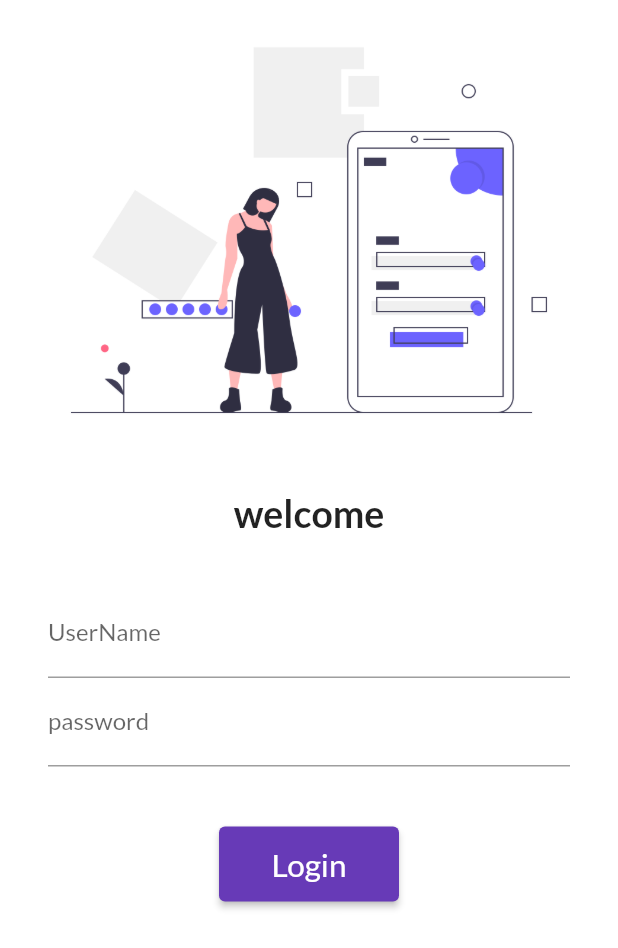
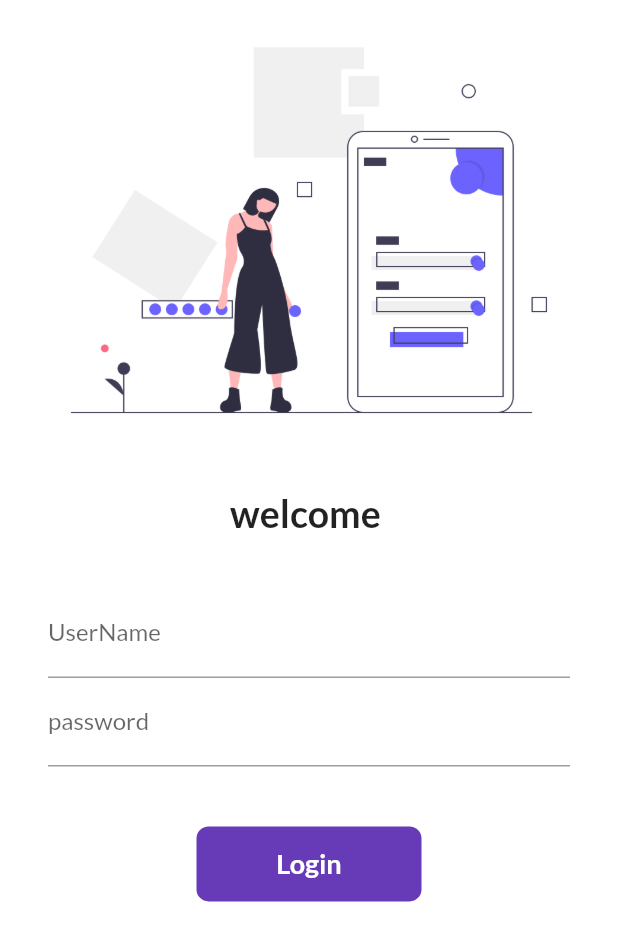
Before and after one commit to sanketkothiya/flutter, a Flutter app: the screen it shows after launch, on a phone screen of 412 x 824 dp. Shown: the top 948 px of the screen. Run offline on Flutter 3.47's test engine with Material 2 defaults, Android fonts, the phone set to English and light mode, and no system bars; our stand-ins replace google_fonts; missing offline and left inert: dart:ffi.

Commit message:
day4 complete we see classful

```diff
--- a/lib/main.dart
+++ b/lib/main.dart
@@ -29,7 +29,7 @@ class MyApp extends StatelessWidget {
       routes: {
         "/": (context) => LoginPage(),
         MyRoutes.homeRoute: (context) => Homepage(),
-        MyRoutes.loginRoute: (context) => LoginPage(),
+        // MyRoutes.loginRoute: (context) => LoginPage(),
         // "/home": (context) => Homepage(),
         // "/login": (context) => LoginPage(),
       },
--- a/lib/pages/login_page.dart
+++ b/lib/pages/login_page.dart
@@ -1,11 +1,19 @@
 import 'dart:ffi';
 
 import 'package:flutter/material.dart';
+import 'package:flutter/services.dart';
 import 'package:flutter_application_1/utils/routes.dart';
 
-class LoginPage extends StatelessWidget {
+class LoginPage extends StatefulWidget {
   // const LoginPage({Key? key}) : super(key: key);
 
+  @override
+  _LoginPageState createState() => _LoginPageState();
+}
+
+class _LoginPageState extends State<LoginPage> {
+  String name = "";
+  bool changeButton = false;
   @override
   Widget build(BuildContext context) {
     return Material(
@@ -18,7 +26,7 @@ class LoginPage extends StatelessWidget {
                 height: 20.0,
               ),
               Text(
-                "welcome",
+                "welcome $name",
                 style: TextStyle(
                   fontSize: 25,
                   fontWeight: FontWeight.bold,
@@ -37,6 +45,10 @@ class LoginPage extends StatelessWidget {
                         hintText: "Enter user Name",
                         labelText: "UserName",
                       ),
+                      onChanged: (value) {
+                        name = value;
+                        setState(() {});
+                      },
                     ),
                     TextFormField(
                       obscureText: true,
@@ -48,16 +60,51 @@ class LoginPage extends StatelessWidget {
                     SizedBox(
                       height: 40.0,
                     ),
-                    ElevatedButton(
-                      child: Text(
-                        'Login',
-                        textScaleFactor: 1.5,
-                      ),
-                      style: TextButton.styleFrom(minimumSize: Size(120, 50)),
-                      onPressed: () {
+                    InkWell(
+                      onTap: () async {
+                        setState(() {
+                          changeButton = true;
+                        });
+                        await Future.delayed(Duration(seconds: 1));
                         Navigator.pushNamed(context, MyRoutes.homeRoute);
                       },
+                      child: AnimatedContainer(
+                        duration: Duration(seconds: 1),
+                        width: changeButton ? 50 : 150,
+                        height: 50,
+                        alignment: Alignment.center,
+                        child: changeButton
+                            ? Icon(
+                                Icons.done,
+                                color: Colors.white,
+                              )
+                            : Text(
+                                "Login",
+                                style: TextStyle(
+                                    color: Colors.white,
+                                    fontWeight: FontWeight.bold,
+                                    fontSize: 18),
+                              ),
+                        decoration: BoxDecoration(
+                          color: Colors.deepPurple,
+                          // shape: changeButton
+                          //     ? BoxShape.circle
+                          //     : BoxShape.rectangle,
+                          borderRadius:
+                              BorderRadius.circular(changeButton ? 50 : 8),
+                        ),
+                      ),
                     )
+                    // ElevatedButton(
+                    //   child: Text(
+                    //     'Login',
+                    //     textScaleFactor: 1.5,
+                    //   ),
+                    //   style: TextButton.styleFrom(minimumSize: Size(120, 50)),
+                    //   onPressed: () {
+                    //     // Navigator.pushNamed(context, MyRoutes.homeRoute);
+                    //   },
+                    // )
                   ],
                 ),
               )
```
